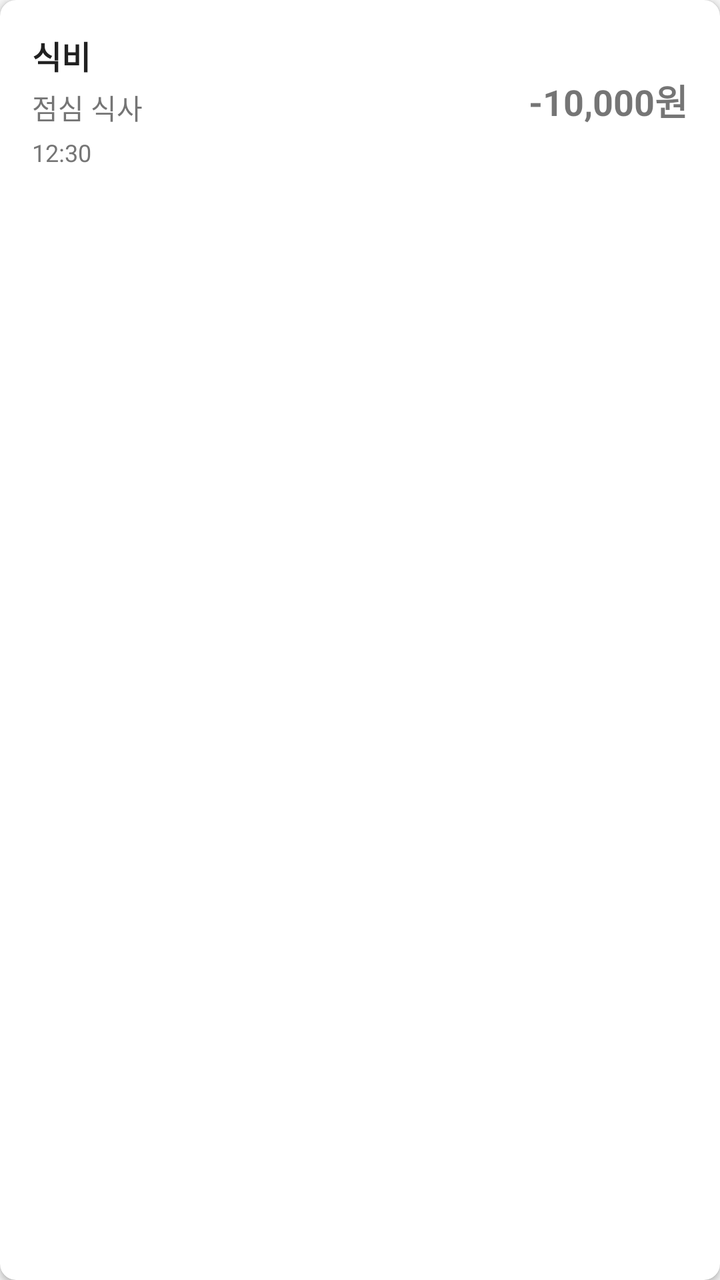
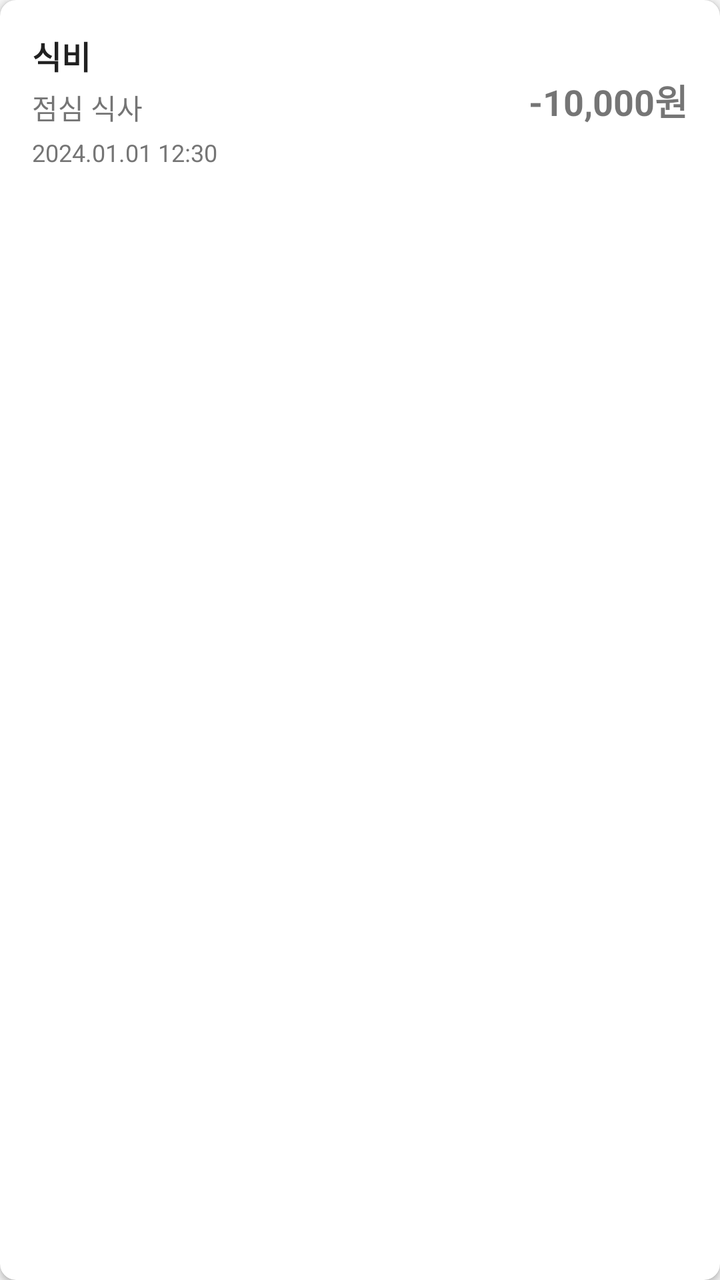

Compare the two renders of this Android layout. The source of the first and the diff that turns it into the second are given below.
<!-- AndroidManifest.xml: application theme Theme.FinanceTracker -->
<!-- res/layout/item_transaction.xml -->
<?xml version="1.0" encoding="utf-8"?>
<androidx.cardview.widget.CardView
    xmlns:android="http://schemas.android.com/apk/res/android"
    xmlns:app="http://schemas.android.com/apk/res-auto"
    android:layout_width="match_parent"
    android:layout_height="wrap_content"
    android:layout_marginBottom="8dp"
    app:cardCornerRadius="8dp"
    app:cardElevation="2dp">

    <LinearLayout
        android:layout_width="match_parent"
        android:layout_height="wrap_content"
        android:orientation="horizontal"
        android:padding="16dp">

        <LinearLayout
            android:layout_width="0dp"
            android:layout_height="wrap_content"
            android:layout_weight="1"
            android:orientation="vertical">

            <TextView
                android:id="@+id/categoryText"
                android:layout_width="wrap_content"
                android:layout_height="wrap_content"
                android:text="식비"
                android:textSize="16sp"
                android:textStyle="bold"
                android:textColor="@color/text_primary"/>

            <TextView
                android:id="@+id/descriptionText"
                android:layout_width="wrap_content"
                android:layout_height="wrap_content"
                android:text="점심 식사"
                android:textSize="14sp"
                android:textColor="@color/text_secondary"
                android:layout_marginTop="4dp"/>

            <TextView
                android:id="@+id/timeText"
                android:layout_width="wrap_content"
                android:layout_height="wrap_content"
                android:text="12:30"
                android:textSize="12sp"
                android:textColor="@color/text_secondary"
                android:layout_marginTop="4dp"/>
        </LinearLayout>

        <TextView
            android:id="@+id/amountText"
            android:layout_width="wrap_content"
            android:layout_height="wrap_content"
            android:text="-10,000원"
            android:textSize="18sp"
            android:textStyle="bold"
            android:layout_gravity="center_vertical"/>
    </LinearLayout>
</androidx.cardview.widget.CardView>
<!-- resources referenced by this layout -->
<resources>
  <color name="text_primary">#212121</color>
  <color name="text_secondary">#757575</color>
  <style name="Theme.FinanceTracker" parent="Theme.MaterialComponents.DayNight.DarkActionBar">
          <item name="colorPrimary">@color/primary</item>
          <item name="colorPrimaryDark">@color/primary_dark</item>
          <item name="colorAccent">@color/accent</item>
          <item name="android:windowBackground">@color/background</item>
      </style>
  <color name="primary">#2196F3</color>
  <color name="primary_dark">#1976D2</color>
  <color name="accent">#FF5722</color>
  <color name="background">#F5F5F5</color>
</resources>

<!-- the commit's change to res/layout/item_transaction.xml (unified diff, before → after) -->
@@ -39,10 +39,10 @@
                 android:layout_marginTop="4dp"/>
 
             <TextView
-                android:id="@+id/timeText"
+                android:id="@+id/dateTimeText"
                 android:layout_width="wrap_content"
                 android:layout_height="wrap_content"
-                android:text="12:30"
+                android:text="2024.01.01 12:30"
                 android:textSize="12sp"
                 android:textColor="@color/text_secondary"
                 android:layout_marginTop="4dp"/>
